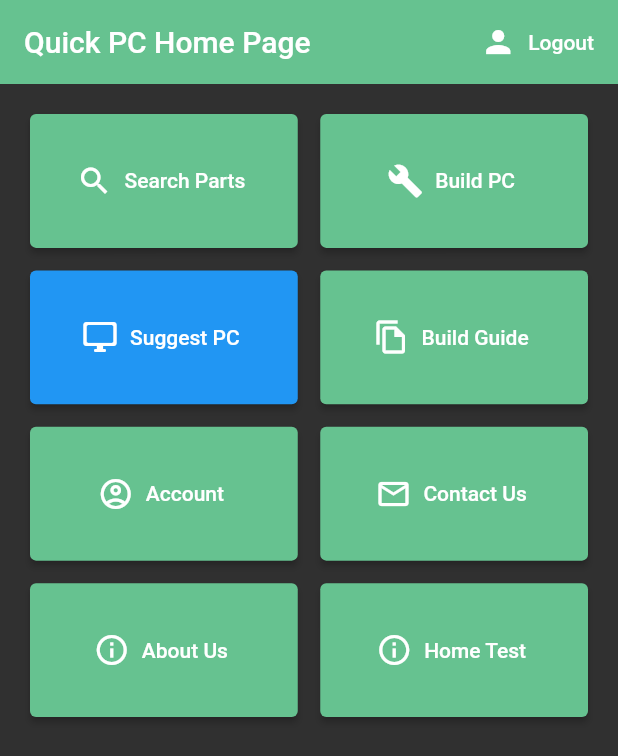
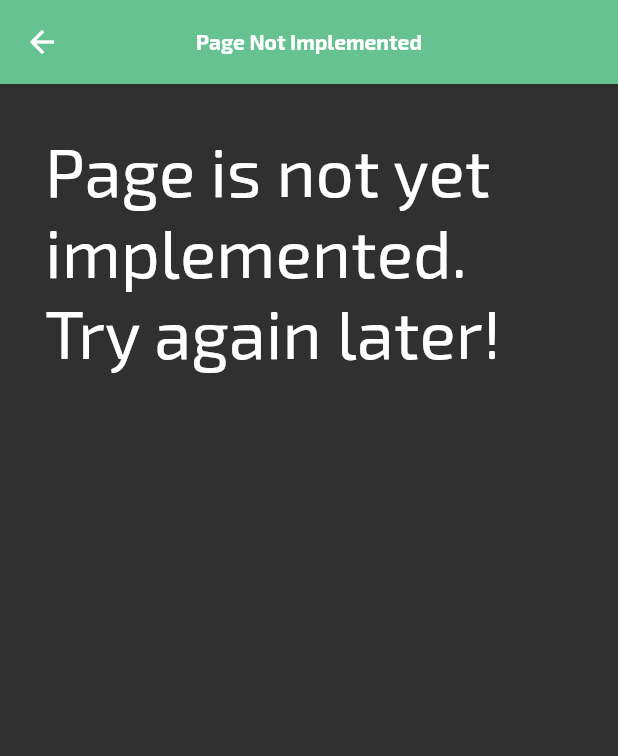
Before and after one commit to gcisneros310/QuickPC, a Flutter app: the screen it shows once a user with an empty profile is signed in, after a tap on "Suggest PC", on a phone screen of 412 x 824 dp. Shown: the top 756 px of the screen. Run offline on Flutter 3.47's test engine with Material 2 defaults, Android fonts, the phone set to English and light mode, and no system bars; our stand-ins replace cloud_firestore, firebase_auth, firebase_core, firebase_database, flutter_spinkit, flutter_svg and 4 more; missing offline and left inert: any_link_preview, shared_preferences_settings; accounts and stored records are empty.

Commit message:
Oct14 - Updated Home

```diff
--- a/lib/main.dart
+++ b/lib/main.dart
@@ -6,7 +6,6 @@ import 'package:quick_pc/pages/authenticate/loginscreen.dart';
 import 'package:quick_pc/pages/authenticate/registerscreen.dart';
 import 'package:quick_pc/pages/home/home.dart';
 import 'package:quick_pc/pages/home/home2.dart';
-import 'package:quick_pc/pages/home/home3.dart';
 import 'package:quick_pc/pages/part_info/part_info.dart';
 import 'package:quick_pc/pages/search/pick_search.dart';
 import 'package:quick_pc/pages/search/search.dart';
@@ -45,7 +44,6 @@ class MyApp extends StatelessWidget {
         '/search': (context) => Search(),
         '/part_info': (context) => PartInfo(),
           '/home2': (context) => Home2(),
-          '/home3': (context) => Home2(),
         },
       ),
     );
--- /dev/null
+++ b/lib/pages/bottom_navigation/bottom_navigation_bar.dart
@@ -0,0 +1,56 @@
+import 'package:flutter/material.dart';
+import 'package:quick_pc/pages/account/account.dart';
+import 'package:quick_pc/pages/home/home2.dart';
+import 'package:quick_pc/pages/not_implemented/page_not_implemented.dart';
+
+
+
+
+
+class BottomNav extends StatefulWidget {
+  @override
+  _BottomNavState createState() => _BottomNavState();
+}
+
+class _BottomNavState extends State<BottomNav> {
+  // Bottom Navigation Bar
+  int _selectedIndex = 0;
+  List<Widget> _widgetOptions = <Widget>[
+    Home2(),
+    PageNotImplemented(),
+    Account(),
+  ];
+
+  void _onItemTap(int index) {
+    setState(() {
+      _selectedIndex = index;
+    });
+  }
+
+  @override
+  Widget build(BuildContext context) {
+    return Scaffold(
+      body: _widgetOptions.elementAt((_selectedIndex)),
+      bottomNavigationBar: BottomNavigationBar(
+        items: const <BottomNavigationBarItem>[
+          BottomNavigationBarItem( //Index 0
+              icon: Icon(Icons.home),
+              label: "Home"
+          ),
+          BottomNavigationBarItem( //Index 1
+              icon: Icon(Icons.build),
+              label: "Your Builds"
+          ),
+          BottomNavigationBarItem( //Index 2
+              icon: Icon(Icons.account_circle_rounded),
+              label: "Account"
+          ),
+        ],
+        currentIndex: _selectedIndex,
+        onTap: _onItemTap,
+      ),
+    );
+
+
+  }
+}
--- a/lib/pages/home/dashboard_card.dart
+++ b/lib/pages/home/dashboard_card.dart
@@ -1,7 +1,10 @@
 import 'package:flutter/material.dart';
-
+import 'package:quick_pc/pages/build_guide/build_guide_intro_page.dart';
+import 'package:quick_pc/pages/build_list/build_list.dart';
+import 'package:quick_pc/pages/contact_us/contact_us.dart';
 import 'package:quick_pc/pages/home/swiperModel.dart';
 import 'package:flutter_svg/flutter_svg.dart';
+import 'package:quick_pc/pages/not_implemented/page_not_implemented.dart';
 
 
 
@@ -11,8 +14,9 @@ class DashboardCard extends StatelessWidget {
   final String totalParts;
   final String icon;
   final Color color;
+  final int userChoice;
 
-  DashboardCard({this.name, this.totalParts, this.icon, this.color});
+  DashboardCard({this.name, this.totalParts, this.icon, this.color, this.userChoice});
 
   @override
   Widget build(BuildContext context) {
@@ -24,6 +28,34 @@ class DashboardCard extends StatelessWidget {
         color: color,
       ),
       padding: EdgeInsets.symmetric(vertical:12),
+      child: InkWell(
+        onTap: (){
+          switch(userChoice){
+            case 0:
+              {
+                Navigator.pushNamed(context, '/pick_search');
+              }
+              break;
+            case 1:{
+              Navigator.push(context, MaterialPageRoute(builder: (context) => PartList()));
+            }
+            break;
+            case 2:{
+            }
+            break;
+            case 3:{
+              Navigator.push(context, MaterialPageRoute(builder: (context) => BuildGuideIntro()));
+            }
+            break;
+            case 4:{
+            }
+            break;
+            default:{
+              Navigator.push(context, MaterialPageRoute(builder: (context) => PageNotImplemented()));
+            }
+            break;
+          }
+        },
         child: Column(
           mainAxisAlignment: MainAxisAlignment.center,
           children: <Widget>[
@@ -47,7 +79,7 @@ class DashboardCard extends StatelessWidget {
             //),
           ],
         ),
-
+      ),
     );
   }
 }
--- a/lib/pages/home/home2.dart
+++ b/lib/pages/home/home2.dart
@@ -1,14 +1,15 @@
-
-
 import 'package:flutter/material.dart';
 import 'package:google_fonts/google_fonts.dart';
+import 'package:quick_pc/pages/account/account.dart';
 import 'package:quick_pc/pages/build_guide/build_guide_intro_page.dart';
 import 'package:quick_pc/pages/contact_us/contact_us.dart';
 import 'package:quick_pc/pages/home/swiperModel.dart';
+import 'package:quick_pc/pages/not_implemented/page_not_implemented.dart';
 import 'package:quick_pc/services/auth.dart';
 import 'package:flutter_swiper/flutter_swiper.dart';
 
 import 'dashboard_card.dart';
+import 'home.dart';
 
 
 class Home2 extends StatefulWidget {
@@ -369,24 +370,28 @@ class _Home2State extends State<Home2> {
                       color: colorBlue,
                       totalParts: "27",
                       icon: "assets/desktop.png",
+                      userChoice: 0,
                     ),
                     DashboardCard(
                       name: "Build PC",
                       color: colorPurple,
                       totalParts: "27",
                       icon: "assets/build.png",
+                      userChoice: 1,
                     ),
                     DashboardCard(
                       name: "Suggest PC",
                       color: colorOrange,
                       totalParts: "27",
                       icon: "assets/suggest.png",
+                      userChoice: 5,
                     ),
                     DashboardCard(
                       name: "Build Guide",
                       color: colorGreen,
                       totalParts: "27",
                       icon: "assets/guide.png",
+                      userChoice: 3,
                     ),
                   ],
                 ),
@@ -431,22 +436,8 @@ class _Home2State extends State<Home2> {
           ],
         ),
       ),
-      bottomNavigationBar: BottomNavigationBar(
-          items: const <BottomNavigationBarItem>[
-            BottomNavigationBarItem(
-                icon: Icon(Icons.home),
-                label: "Home"
-            ),
-            BottomNavigationBarItem(
-                icon: Icon(Icons.build),
-                label: "Your Builds"
-            ),
-            BottomNavigationBarItem(
-                icon: Icon(Icons.account_circle_rounded),
-                label: "Account"
-            ),
-          ]
-      ),
+
+
     );
 
 
--- /dev/null
+++ b/lib/pages/not_implemented/page_not_implemented.dart
@@ -0,0 +1,59 @@
+import 'dart:convert';
+
+import 'package:flutter/cupertino.dart';
+import 'package:flutter/material.dart';
+import 'package:google_fonts/google_fonts.dart';
+import 'package:quick_pc/pages/home/home.dart';
+import 'package:http/http.dart' as http;
+import 'package:quick_pc/pages/report_a_bug/report_a_bug.dart';
+
+class PageNotImplemented extends StatefulWidget {
+  @override
+  _PageNotImplemented createState() => _PageNotImplemented();
+}
+
+
+
+class _PageNotImplemented extends State<PageNotImplemented> {
+  final Color logoColor = Color(0xff66c290);
+  final Color greyout = Colors.grey;
+  final controllerName = TextEditingController();
+  final controllerEmail = TextEditingController();
+  final controllerMessage = TextEditingController();
+  final GlobalKey<FormState> _formKey = GlobalKey<FormState>();
+
+
+  @override
+  Widget build(BuildContext context) {
+    return Scaffold(
+      backgroundColor: Colors.grey[850],
+      appBar: AppBar(
+        title: Text("Page Not Implemented"),
+        titleTextStyle: GoogleFonts.exo2(color: Colors.white, fontSize: 14, fontWeight: FontWeight.bold),
+        backgroundColor: logoColor,
+        centerTitle: true,
+        // title: Text("Contact Us"),
+        elevation: 0.0,
+      ),
+      body: Padding(
+        padding: const EdgeInsets.all(30.0),
+        child: Container(
+            child: Form(
+                key: _formKey,
+                child: Column(
+                    //mainAxisAlignment: MainAxisAlignment.spaceEvenly,
+                    children: <Widget>[
+                      Text(
+                        'Page is not yet implemented. Try again later!',
+                        style:
+                        GoogleFonts.exo2(color: Colors.white, fontSize: 45),
+                      ),
+                    ]
+                ))
+        ),
+      ),
+    );
+  }
+
+
+}
--- a/lib/pages/wrapper.dart
+++ b/lib/pages/wrapper.dart
@@ -2,7 +2,9 @@ import 'package:flutter/material.dart';
 import 'package:provider/provider.dart';
 import 'package:quick_pc/models/users.dart';
 import 'package:quick_pc/pages/authenticate/authenticate.dart';
+import 'package:quick_pc/pages/bottom_navigation/bottom_navigation_bar.dart';
 import 'package:quick_pc/pages/home/home.dart';
+import 'package:quick_pc/pages/home/home2.dart';
 
 import 'authenticate/authenticate.dart';
 import 'home/home.dart';
@@ -19,7 +21,7 @@ class Wrapper extends StatelessWidget {
       return Authenticate();
     }
     else {
-      return Home();
+      return BottomNav();
     }
 
   }
```
Also changed, not shown: lib/pages/home/GridDashboard.dart (deleted, +0 -80 lines), lib/pages/home/home3.dart (deleted, +0 -166 lines), pubspec.lock. Lines whose indentation alone changed are shown as unchanged.
